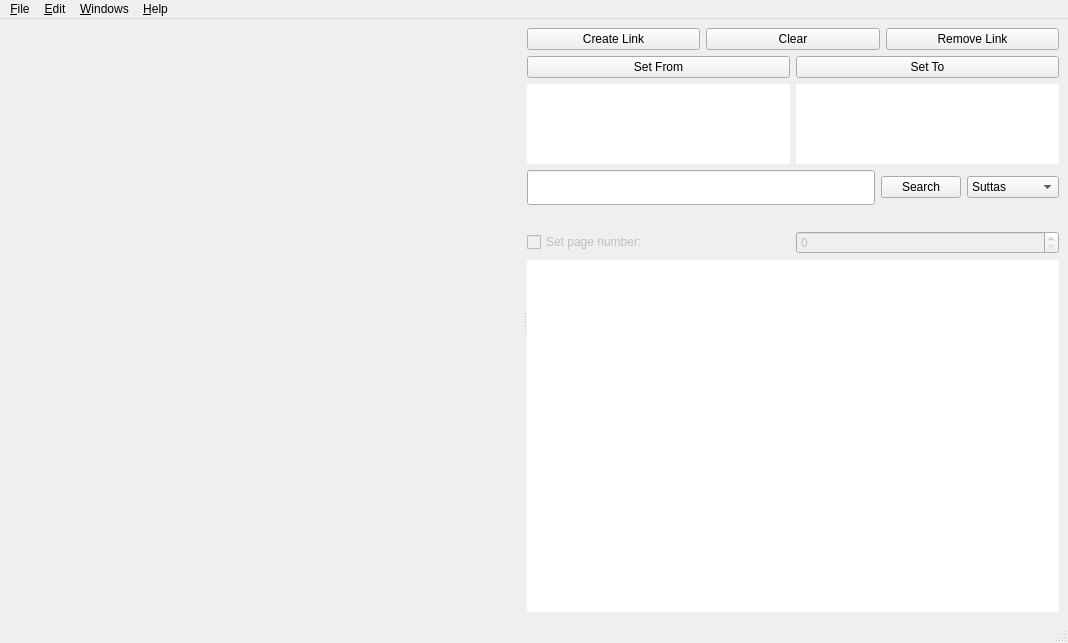
This is simsapa/assets/ui/links_browser_window.ui in simsapa/simsapa as Qt 5 draws it before an edit. The edited form follows.
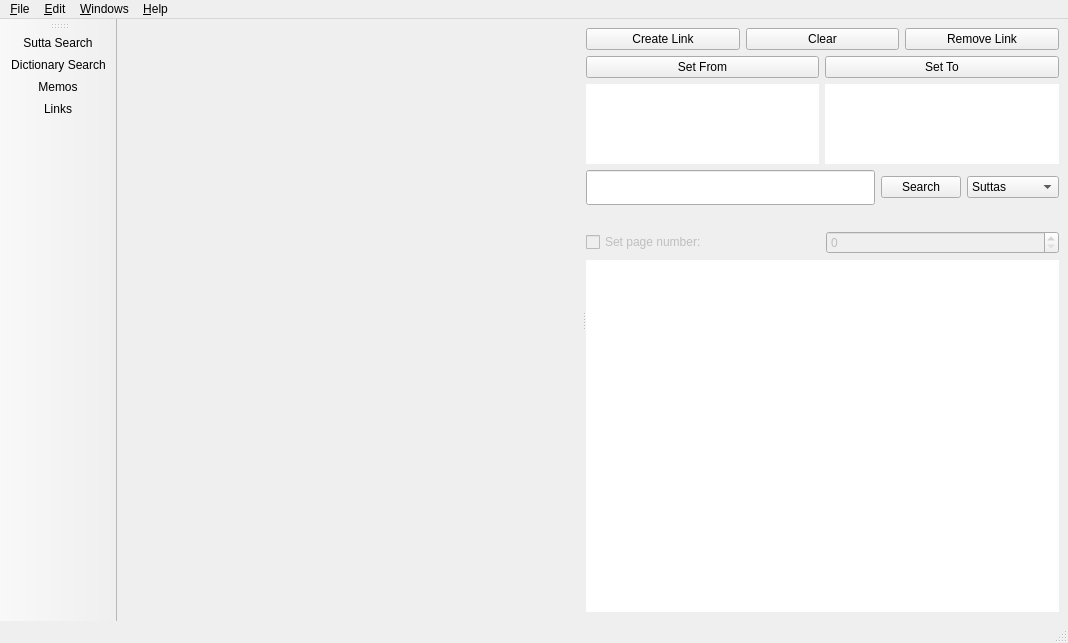
This is the edited form. Icons and pictures are not drawn.

What changed in the file:
```diff
--- a/simsapa/assets/ui/links_browser_window.ui
+++ b/simsapa/assets/ui/links_browser_window.ui
@@ -305,6 +305,21 @@
    <addaction name="menu_Help"/>
   </widget>
   <widget class="QStatusBar" name="statusbar"/>
+  <widget class="QToolBar" name="toolBar">
+   <property name="windowTitle">
+    <string>toolBar</string>
+   </property>
+   <attribute name="toolBarArea">
+    <enum>LeftToolBarArea</enum>
+   </attribute>
+   <attribute name="toolBarBreak">
+    <bool>false</bool>
+   </attribute>
+   <addaction name="action_Sutta_Search"/>
+   <addaction name="action_Dictionary_Search"/>
+   <addaction name="action_Memos"/>
+   <addaction name="action_Links"/>
+  </widget>
   <action name="action_Copy">
    <property name="text">
     <string>&amp;Copy</string>
```
Left out of the diff: 19 changed lines with no effect on the pictures.
